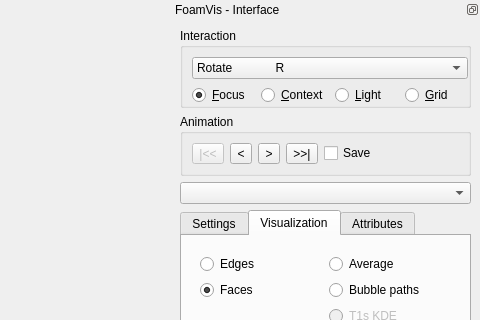
Before: the Qt Designer form MainWindow.ui in danlipsa/foamvis, drawn with Qt 5; both pictures show x 570 to 1050 and y 0 to 320 of the 1050 by 703 pixel window.
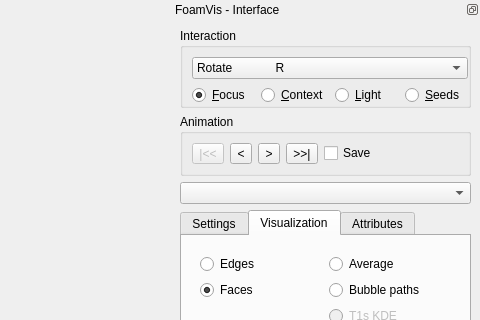
After: the same form once the commit is applied. Custom widgets are drawn as their Qt base class.

The edit to the form file:
```diff
--- a/MainWindow.ui
+++ b/MainWindow.ui
@@ -230,7 +230,7 @@
               <item>
                <widget class="QRadioButton" name="radioButtonInteractionGrid">
                 <property name="text">
-                 <string>&amp;Grid</string>
+                 <string>&amp;Seeds</string>
                 </property>
                 <attribute name="buttonGroup">
                  <string>buttonGroupInteractionObject</string>
```
Left out of the diff: 10 changed lines with no effect on the pictures.
